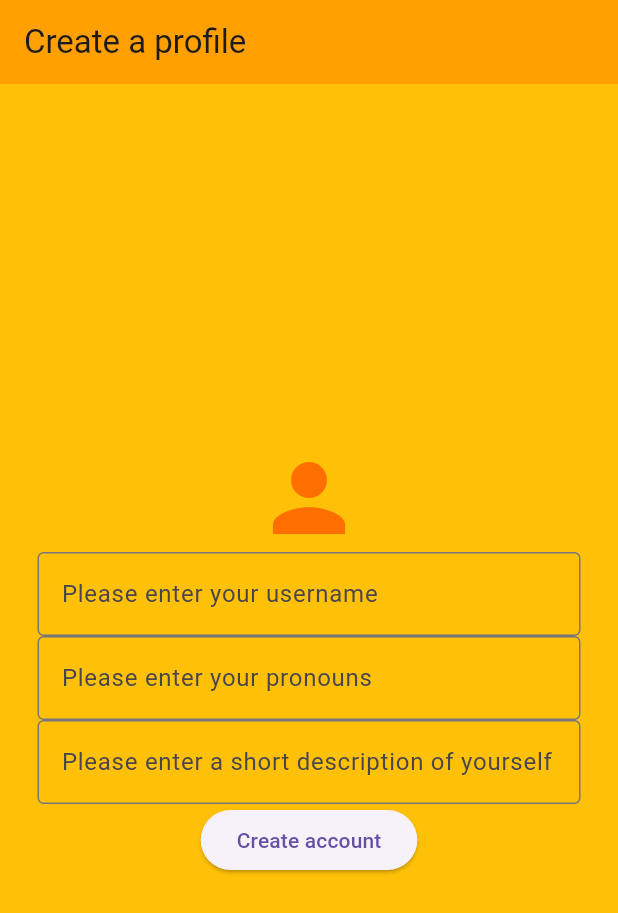
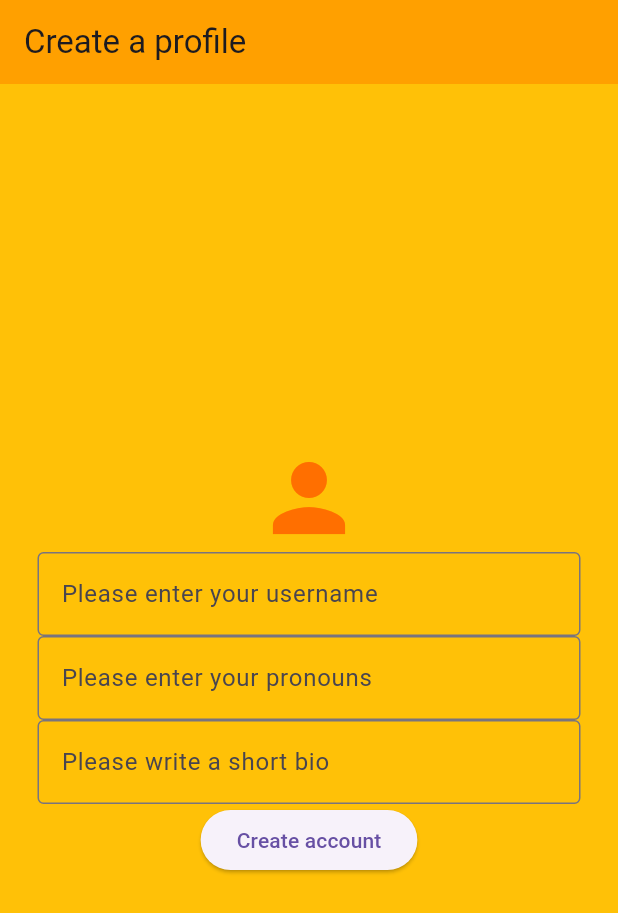
Before and after one commit to waffleprinter/BrebeufHX, a Flutter app: the screen it shows after launch, on a phone screen of 412 x 824 dp. Shown: the top 913 px of the screen. Run offline on Flutter 3.47's test engine with Material 3 defaults, Android fonts, the phone set to English and light mode, and no system bars; our stand-ins replace google_nav_bar, shared_preferences.

Commit message:
Removed useless comments

```diff
--- a/lib/pages/profile.dart
+++ b/lib/pages/profile.dart
@@ -16,28 +16,9 @@ class _ProfileState1 extends State<Profile> {
 
   String first_prompt = "Please enter your username";
   String second_prompt = "Please enter your pronouns";
-  String third_prompt = "Please enter a short description of yourself";
+  String third_prompt = "Please write a short bio";
 
-  /*
-  String name_variable = "Placeholder name";
-  String pronoun_variable = "Placeholder name";
-
-
-
-  String name_varible = "Placeholder";
-  String pronoun_variable = "Placeholder";
-
-
-  void newUser(){
-    String name_variable = myController.text;
-  }
-  void pronouns(){
-    String pronoun_variable = myController2.text;
-  }
-
-  */
   @override
-
   Widget build(BuildContext context) {
     return Scaffold(
       backgroundColor: Colors.amber,
```
